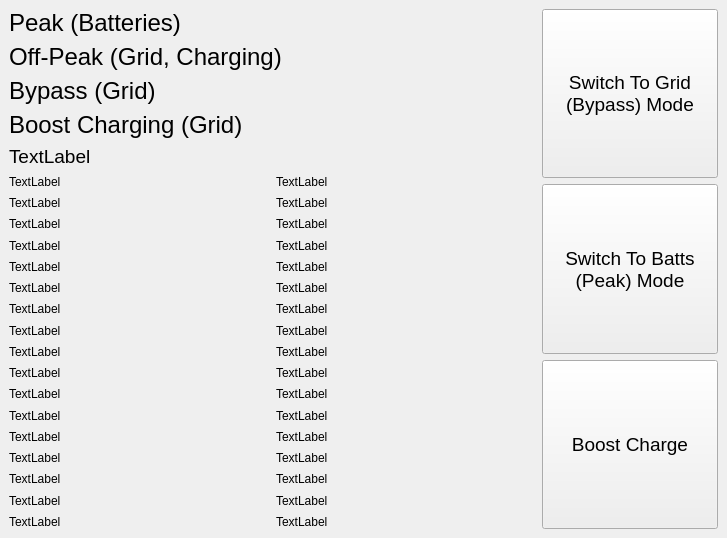
The window that client/mainwindow.ui (Tobster86/growatt-spf5000es-linux-control) describes before a commit, drawn with Qt 5.
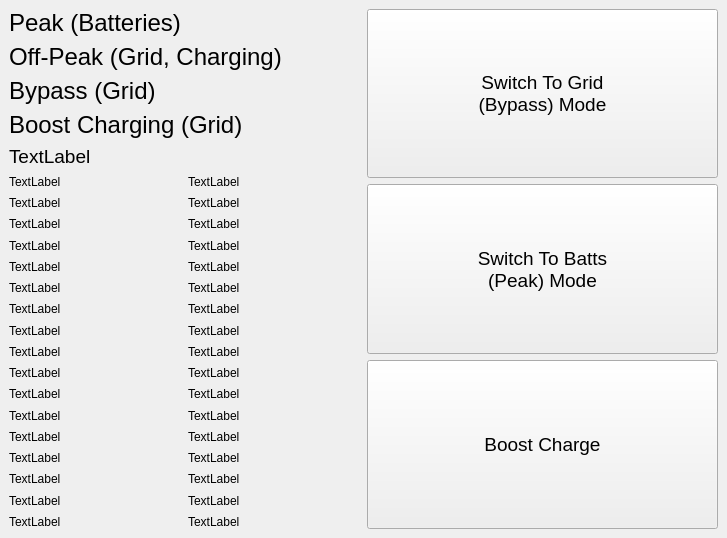
The same window after the commit.

Commit message: Full screen on client.

Patch:
```diff
--- a/client/mainwindow.ui
+++ b/client/mainwindow.ui
@@ -17,7 +17,7 @@
    <string>MainWindow</string>
   </property>
   <widget class="QWidget" name="centralwidget">
-   <layout class="QHBoxLayout" name="horizontalLayout_2" stretch="3,1">
+   <layout class="QHBoxLayout" name="horizontalLayout_2" stretch="0,0">
     <item>
      <layout class="QVBoxLayout" name="verticalLayout_2">
       <item>
```
The commit also changes 1 other file.
